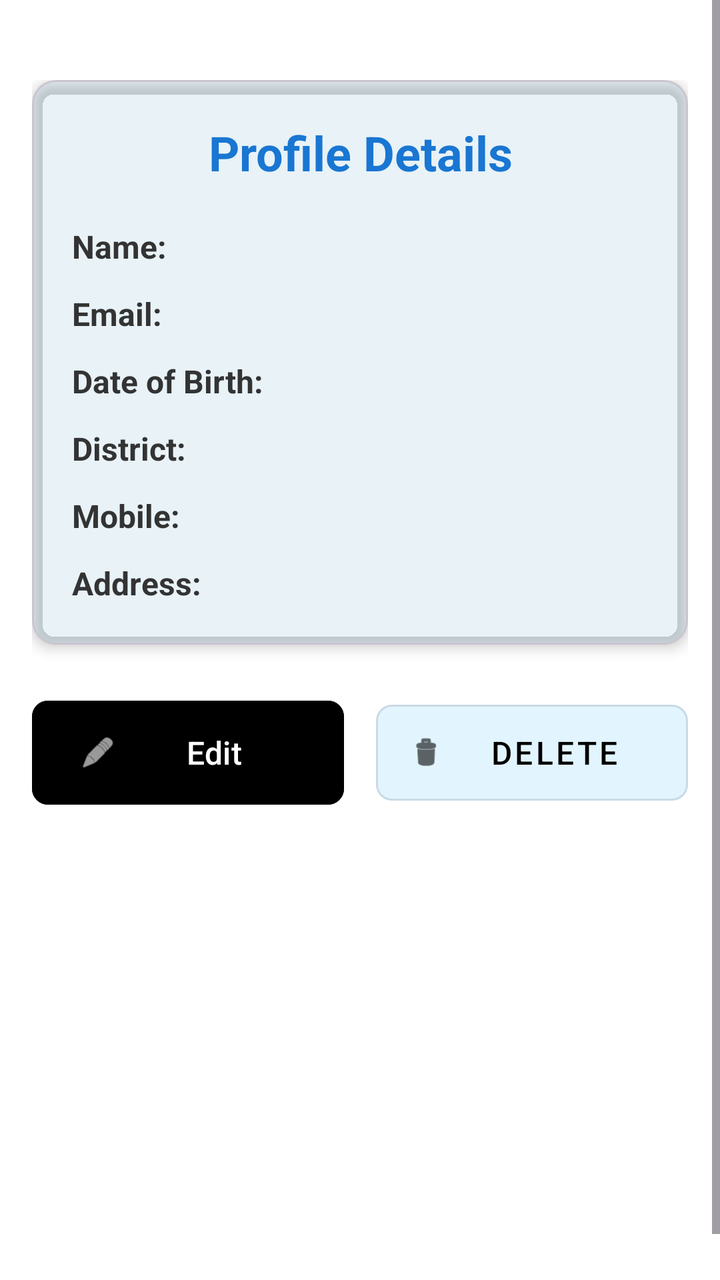
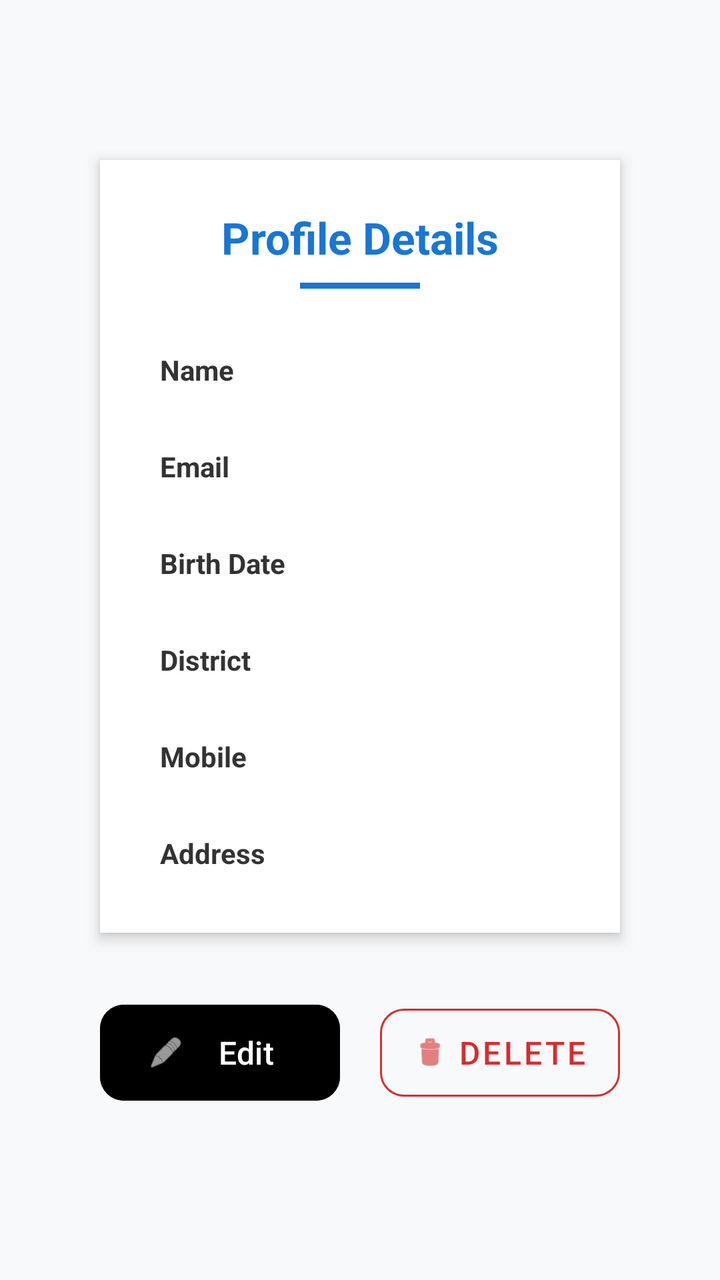

Two renders of the same Android screen: before a commit and after it. Below are the layout's source before the change and the commit's diff.
<!-- AndroidManifest.xml: application theme Theme.Job_2Batch6 -->
<!-- res/layout/activity_single_profile.xml -->
<?xml version="1.0" encoding="utf-8"?>
<layout xmlns:android="http://schemas.android.com/apk/res/android"
    xmlns:app="http://schemas.android.com/apk/res-auto">

    <ScrollView
        android:layout_width="match_parent"
        android:layout_height="match_parent"
        android:background="@color/white"
        android:fillViewport="true">

        <androidx.constraintlayout.widget.ConstraintLayout
            android:layout_width="match_parent"
            android:layout_height="wrap_content"
            android:layout_marginTop="24dp"
            android:background="@color/white"
            android:padding="16dp">

            <com.google.android.material.card.MaterialCardView
                android:id="@+id/cardProfile"
                android:layout_width="match_parent"
                android:layout_height="wrap_content"
                app:cardBackgroundColor="#164FC3F7"
                app:cardCornerRadius="12dp"
                app:cardElevation="4dp"
                app:layout_constraintTop_toTopOf="parent">

                <LinearLayout
                    android:layout_width="match_parent"
                    android:layout_height="wrap_content"
                    android:orientation="vertical"
                    android:padding="20dp">

                    <TextView
                        android:layout_width="match_parent"
                        android:layout_height="wrap_content"
                        android:layout_marginBottom="20dp"
                        android:text="Profile Details"
                        android:textAlignment="center"
                        android:textColor="#1976D2"
                        android:textSize="24sp"
                        android:textStyle="bold" />

                    <LinearLayout
                        android:layout_width="match_parent"
                        android:layout_height="wrap_content"
                        android:layout_marginBottom="12dp"
                        android:orientation="horizontal">

                        <TextView
                            android:layout_width="120dp"
                            android:layout_height="wrap_content"
                            android:text="Name:"
                            android:textColor="#333333"
                            android:textSize="16sp"
                            android:textStyle="bold" />

                        <TextView
                            android:id="@+id/tvName"
                            android:layout_width="0dp"
                            android:layout_height="wrap_content"
                            android:layout_weight="1"
                            android:text=""
                            android:textColor="#666666"
                            android:textSize="16sp" />
                    </LinearLayout>

                    <LinearLayout
                        android:layout_width="match_parent"
                        android:layout_height="wrap_content"
                        android:layout_marginBottom="12dp"
                        android:orientation="horizontal">

                        <TextView
                            android:layout_width="120dp"
                            android:layout_height="wrap_content"
                            android:text="Email:"
                            android:textColor="#333333"
                            android:textSize="16sp"
                            android:textStyle="bold" />

                        <TextView
                            android:id="@+id/tvEmail"
                            android:layout_width="0dp"
                            android:layout_height="wrap_content"
                            android:layout_weight="1"
                            android:text=""
                            android:textColor="#666666"
                            android:textSize="16sp" />
                    </LinearLayout>

                    <LinearLayout
                        android:layout_width="match_parent"
                        android:layout_height="wrap_content"
                        android:layout_marginBottom="12dp"
                        android:orientation="horizontal">

                        <TextView
                            android:layout_width="120dp"
                            android:layout_height="wrap_content"
                            android:text="Date of Birth:"
                            android:textColor="#333333"
                            android:textSize="16sp"
                            android:textStyle="bold" />

                        <TextView
                            android:id="@+id/tvDob"
                            android:layout_width="0dp"
                            android:layout_height="wrap_content"
                            android:layout_weight="1"
                            android:text=""
                            android:textColor="#666666"
                            android:textSize="16sp" />
                    </LinearLayout>

                    <LinearLayout
                        android:layout_width="match_parent"
                        android:layout_height="wrap_content"
                        android:layout_marginBottom="12dp"
                        android:orientation="horizontal">

                        <TextView
                            android:layout_width="120dp"
                            android:layout_height="wrap_content"
                            android:text="District:"
                            android:textColor="#333333"
                            android:textSize="16sp"
                            android:textStyle="bold" />

                        <TextView
                            android:id="@+id/tvDistrict"
                            android:layout_width="0dp"
                            android:layout_height="wrap_content"
                            android:layout_weight="1"
                            android:text=""
                            android:textColor="#666666"
                            android:textSize="16sp" />
                    </LinearLayout>

                    <LinearLayout
                        android:layout_width="match_parent"
                        android:layout_height="wrap_content"
                        android:layout_marginBottom="12dp"
                        android:orientation="horizontal">

                        <TextView
                            android:layout_width="120dp"
                            android:layout_height="wrap_content"
                            android:text="Mobile:"
                            android:textColor="#333333"
                            android:textSize="16sp"
                            android:textStyle="bold" />

                        <TextView
                            android:id="@+id/tvMobile"
                            android:layout_width="0dp"
                            android:layout_height="wrap_content"
                            android:layout_weight="1"
                            android:text=""
                            android:textColor="#666666"
                            android:textSize="16sp" />
                    </LinearLayout>

                    <LinearLayout
                        android:layout_width="match_parent"
                        android:layout_height="wrap_content"
                        android:orientation="horizontal">

                        <TextView
                            android:layout_width="120dp"
                            android:layout_height="wrap_content"
                            android:text="Address:"
                            android:textColor="#333333"
                            android:textSize="16sp"
                            android:textStyle="bold" />

                        <TextView
                            android:id="@+id/tvAddress"
                            android:layout_width="0dp"
                            android:layout_height="wrap_content"
                            android:layout_weight="1"
                            android:text=""
                            android:textColor="#666666"
                            android:textSize="16sp" />
                    </LinearLayout>

                </LinearLayout>
            </com.google.android.material.card.MaterialCardView>

            <LinearLayout
                android:layout_width="match_parent"
                android:layout_height="wrap_content"
                android:layout_marginTop="24dp"
                android:orientation="horizontal"
                app:layout_constraintTop_toBottomOf="@id/cardProfile">

                <com.google.android.material.button.MaterialButton
                    android:id="@+id/btnEdit"
                    android:layout_width="0dp"
                    android:layout_height="60dp"
                    android:layout_marginEnd="8dp"
                    android:layout_weight="1"
                    android:backgroundTint="@color/black"
                    android:text="Edit"
                    android:textColor="@color/white"
                    android:textSize="16sp"
                    app:cornerRadius="8dp"
                    app:iconTint="@color/white"
                    app:icon="@android:drawable/ic_menu_edit" />

                <com.google.android.material.button.MaterialButton
                    android:id="@+id/btnDelete"
                    style="@style/Widget.MaterialComponents.Button.OutlinedButton"
                    android:layout_width="0dp"
                    android:layout_height="60dp"
                    android:layout_marginStart="8dp"
                    android:layout_weight="1"
                    android:backgroundTint="#154FC3F7"
                    android:text="Delete"
                    android:textColor="@color/black"
                    android:textSize="16sp"
                    app:cornerRadius="8dp"
                    app:icon="@android:drawable/ic_menu_delete"
                    app:iconTint="@color/black" />

            </LinearLayout>

        </androidx.constraintlayout.widget.ConstraintLayout>
    </ScrollView>
</layout>
<!-- resources referenced by this layout -->
<resources>
  <color name="black">#FF000000</color>
  <color name="white">#FFFFFFFF</color>
  <style name="Theme.Job_2Batch6" parent="Base.Theme.Job_2Batch6" />
  <style name="Base.Theme.Job_2Batch6" parent="Theme.Material3.DayNight.NoActionBar">
          
          
      </style>
</resources>

<!-- the commit's change to res/layout/activity_single_profile.xml (unified diff, before → after) -->
@@ -1,229 +1,229 @@
 <?xml version="1.0" encoding="utf-8"?>
-<layout xmlns:android="http://schemas.android.com/apk/res/android"
-    xmlns:app="http://schemas.android.com/apk/res-auto">
-
-    <ScrollView
+<androidx.constraintlayout.widget.ConstraintLayout
+    xmlns:android="http://schemas.android.com/apk/res/android"
+    xmlns:app="http://schemas.android.com/apk/res-auto"
+    android:layout_width="match_parent"
+    android:layout_height="match_parent"
+    android:background="#F8F9FA"
+    android:padding="30dp">
+
+    <LinearLayout
+        android:id="@+id/mainContainer"
         android:layout_width="match_parent"
-        android:layout_height="match_parent"
-        android:background="@color/white"
-        android:fillViewport="true">
-
-        <androidx.constraintlayout.widget.ConstraintLayout
-            android:layout_width="match_parent"
-            android:layout_height="wrap_content"
-            android:layout_marginTop="24dp"
-            android:background="@color/white"
-            android:padding="16dp">
-
-            <com.google.android.material.card.MaterialCardView
-                android:id="@+id/cardProfile"
-                android:layout_width="match_parent"
-                android:layout_height="wrap_content"
-                app:cardBackgroundColor="#164FC3F7"
-                app:cardCornerRadius="12dp"
-                app:cardElevation="4dp"
-                app:layout_constraintTop_toTopOf="parent">
-
-                <LinearLayout
-                    android:layout_width="match_parent"
-                    android:layout_height="wrap_content"
-                    android:orientation="vertical"
-                    android:padding="20dp">
-
-                    <TextView
-                        android:layout_width="match_parent"
-                        android:layout_height="wrap_content"
-                        android:layout_marginBottom="20dp"
-                        android:text="Profile Details"
-                        android:textAlignment="center"
-                        android:textColor="#1976D2"
-                        android:textSize="24sp"
-                        android:textStyle="bold" />
-
-                    <LinearLayout
-                        android:layout_width="match_parent"
-                        android:layout_height="wrap_content"
-                        android:layout_marginBottom="12dp"
-                        android:orientation="horizontal">
-
-                        <TextView
-                            android:layout_width="120dp"
-                            android:layout_height="wrap_content"
-                            android:text="Name:"
-                            android:textColor="#333333"
-                            android:textSize="16sp"
-                            android:textStyle="bold" />
-
-                        <TextView
-                            android:id="@+id/tvName"
-                            android:layout_width="0dp"
-                            android:layout_height="wrap_content"
-                            android:layout_weight="1"
-                            android:text=""
-                            android:textColor="#666666"
-                            android:textSize="16sp" />
-                    </LinearLayout>
-
-                    <LinearLayout
-                        android:layout_width="match_parent"
-                        android:layout_height="wrap_content"
-                        android:layout_marginBottom="12dp"
-                        android:orientation="horizontal">
-
-                        <TextView
-                            android:layout_width="120dp"
-                            android:layout_height="wrap_content"
-                            android:text="Email:"
-                            android:textColor="#333333"
-                            android:textSize="16sp"
-                            android:textStyle="bold" />
-
-                        <TextView
-                            android:id="@+id/tvEmail"
-                            android:layout_width="0dp"
-                            android:layout_height="wrap_content"
-                            android:layout_weight="1"
-                            android:text=""
-                            android:textColor="#666666"
-                            android:textSize="16sp" />
-                    </LinearLayout>
-
-                    <LinearLayout
-                        android:layout_width="match_parent"
-                        android:layout_height="wrap_content"
-                        android:layout_marginBottom="12dp"
-                        android:orientation="horizontal">
-
-                        <TextView
-                            android:layout_width="120dp"
-                            android:layout_height="wrap_content"
-                            android:text="Date of Birth:"
-                            android:textColor="#333333"
-                            android:textSize="16sp"
-                            android:textStyle="bold" />
-
-                        <TextView
-                            android:id="@+id/tvDob"
-                            android:layout_width="0dp"
-                            android:layout_height="wrap_content"
-                            android:layout_weight="1"
-                            android:text=""
-                            android:textColor="#666666"
-                            android:textSize="16sp" />
-                    </LinearLayout>
-
-                    <LinearLayout
-                        android:layout_width="match_parent"
-                        android:layout_height="wrap_content"
-                        android:layout_marginBottom="12dp"
-                        android:orientation="horizontal">
-
-                        <TextView
-                            android:layout_width="120dp"
-                            android:layout_height="wrap_content"
-                            android:text="District:"
-                            android:textColor="#333333"
-                            android:textSize="16sp"
-                            android:textStyle="bold" />
-
-                        <TextView
-                            android:id="@+id/tvDistrict"
-                            android:layout_width="0dp"
-                            android:layout_height="wrap_content"
-                            android:layout_weight="1"
-                            android:text=""
-                            android:textColor="#666666"
-                            android:textSize="16sp" />
-                    </LinearLayout>
-
-                    <LinearLayout
-                        android:layout_width="match_parent"
-                        android:layout_height="wrap_content"
-                        android:layout_marginBottom="12dp"
-                        android:orientation="horizontal">
-
-                        <TextView
-                            android:layout_width="120dp"
-                            android:layout_height="wrap_content"
-                            android:text="Mobile:"
-                            android:textColor="#333333"
-                            android:textSize="16sp"
-                            android:textStyle="bold" />
-
-                        <TextView
-                            android:id="@+id/tvMobile"
-                            android:layout_width="0dp"
-                            android:layout_height="wrap_content"
-                            android:layout_weight="1"
-                            android:text=""
-                            android:textColor="#666666"
-                            android:textSize="16sp" />
-                    </LinearLayout>
-
-                    <LinearLayout
-                        android:layout_width="match_parent"
-                        android:layout_height="wrap_content"
-                        android:orientation="horizontal">
-
-                        <TextView
-                            android:layout_width="120dp"
-                            android:layout_height="wrap_content"
-                            android:text="Address:"
-                            android:textColor="#333333"
-                            android:textSize="16sp"
-                            android:textStyle="bold" />
-
-                        <TextView
-                            android:id="@+id/tvAddress"
-                            android:layout_width="0dp"
-                            android:layout_height="wrap_content"
-                            android:layout_weight="1"
-                            android:text=""
-                            android:textColor="#666666"
-                            android:textSize="16sp" />
-                    </LinearLayout>
-
-                </LinearLayout>
-            </com.google.android.material.card.MaterialCardView>
-
-            <LinearLayout
-                android:layout_width="match_parent"
-                android:layout_height="wrap_content"
-                android:layout_marginTop="24dp"
-                android:orientation="horizontal"
-                app:layout_constraintTop_toBottomOf="@id/cardProfile">
-
-                <com.google.android.material.button.MaterialButton
-                    android:id="@+id/btnEdit"
-                    android:layout_width="0dp"
-                    android:layout_height="60dp"
-                    android:layout_marginEnd="8dp"
-                    android:layout_weight="1"
-                    android:backgroundTint="@color/black"
-                    android:text="Edit"
-                    android:textColor="@color/white"
-                    android:textSize="16sp"
-                    app:cornerRadius="8dp"
-                    app:iconTint="@color/white"
-                    app:icon="@android:drawable/ic_menu_edit" />
-
-                <com.google.android.material.button.MaterialButton
-                    android:id="@+id/btnDelete"
-                    style="@style/Widget.MaterialComponents.Button.OutlinedButton"
-                    android:layout_width="0dp"
-                    android:layout_height="60dp"
-                    android:layout_marginStart="8dp"
-                    android:layout_weight="1"
-                    android:backgroundTint="#154FC3F7"
-                    android:text="Delete"
-                    android:textColor="@color/black"
-                    android:textSize="16sp"
-                    app:cornerRadius="8dp"
-                    app:icon="@android:drawable/ic_menu_delete"
-                    app:iconTint="@color/black" />
-
-            </LinearLayout>
-
-        </androidx.constraintlayout.widget.ConstraintLayout>
-    </ScrollView>
-</layout>
+        android:layout_height="wrap_content"
+        android:layout_marginTop="50dp"
+        android:layout_marginHorizontal="20dp"
+        android:background="@android:color/white"
+        android:elevation="4dp"
+        android:orientation="vertical"
+        android:padding="24dp"
+        app:layout_constraintEnd_toEndOf="parent"
+        app:layout_constraintStart_toStartOf="parent"
+        app:layout_constraintTop_toTopOf="parent">
+
+        <TextView
+            android:layout_width="match_parent"
+            android:layout_height="wrap_content"
+            android:text="Profile Details"
+            android:textAlignment="center"
+            android:textColor="#1976D2"
+            android:textSize="22sp"
+            android:textStyle="bold" />
+
+        <View
+            android:layout_width="60dp"
+            android:layout_height="3dp"
+            android:layout_gravity="center"
+            android:layout_marginTop="8dp"
+            android:layout_marginBottom="24dp"
+            android:background="#1976D2" />
+
+        <LinearLayout
+            android:layout_width="match_parent"
+            android:layout_height="wrap_content"
+            android:layout_marginBottom="16dp"
+            android:orientation="horizontal">
+
+            <TextView
+                android:layout_width="110dp"
+                android:layout_height="wrap_content"
+                android:padding="6dp"
+                android:text="Name"
+                android:textColor="#333333"
+                android:textSize="14sp"
+                android:textStyle="bold" />
+
+            <TextView
+                android:id="@+id/tvName"
+                android:layout_width="0dp"
+                android:layout_height="wrap_content"
+                android:layout_weight="1"
+                android:padding="6dp"
+                android:textColor="#666666"
+                android:textSize="15sp" />
+        </LinearLayout>
+
+        <LinearLayout
+            android:layout_width="match_parent"
+            android:layout_height="wrap_content"
+            android:layout_marginBottom="16dp"
+            android:orientation="horizontal">
+
+            <TextView
+                android:layout_width="110dp"
+                android:layout_height="wrap_content"
+                android:padding="6dp"
+                android:text="Email"
+                android:textColor="#333333"
+                android:textSize="14sp"
+                android:textStyle="bold" />
+
+            <TextView
+                android:id="@+id/tvEmail"
+                android:layout_width="0dp"
+                android:layout_height="wrap_content"
+                android:layout_weight="1"
+                android:padding="6dp"
+                android:textColor="#666666"
+                android:textSize="15sp" />
+        </LinearLayout>
+
+        <LinearLayout
+            android:layout_width="match_parent"
+            android:layout_height="wrap_content"
+            android:layout_marginBottom="16dp"
+            android:orientation="horizontal"
+            android:padding="6dp">
+
+            <TextView
+                android:layout_width="110dp"
+                android:layout_height="wrap_content"
+                android:text="Birth Date"
+                android:textColor="#333333"
+                android:textSize="14sp"
+                android:textStyle="bold" />
+
+            <TextView
+                android:id="@+id/tvDob"
+                android:layout_width="0dp"
+                android:layout_height="wrap_content"
+                android:layout_weight="1"
+                android:textColor="#666666"
+                android:textSize="15sp" />
+        </LinearLayout>
+
+        <LinearLayout
+            android:layout_width="match_parent"
+            android:layout_height="wrap_content"
+            android:layout_marginBottom="16dp"
+            android:orientation="horizontal"
+            android:padding="6dp">
+
+            <TextView
+                android:layout_width="110dp"
+                android:layout_height="wrap_content"
+                android:text="District"
+                android:textColor="#333333"
+                android:textSize="14sp"
+                android:textStyle="bold" />
+
+            <TextView
+                android:id="@+id/tvDistrict"
+                android:layout_width="0dp"
+                android:layout_height="wrap_content"
+                android:layout_weight="1"
+                android:textColor="#1976D2"
+                android:textSize="15sp"
+                android:textStyle="bold" />
+        </LinearLayout>
+
+        <LinearLayout
+            android:layout_width="match_parent"
+            android:layout_height="wrap_content"
+            android:layout_marginBottom="16dp"
+            android:orientation="horizontal"
+            android:padding="6dp">
+
+            <TextView
+                android:layout_width="110dp"
+                android:layout_height="wrap_content"
+                android:text="Mobile"
+                android:textColor="#333333"
+                android:textSize="14sp"
+                android:textStyle="bold" />
+
+            <TextView
+                android:id="@+id/tvMobile"
+                android:layout_width="0dp"
+                android:layout_height="wrap_content"
+                android:layout_weight="1"
+                android:textColor="#666666"
+                android:textSize="15sp" />
+        </LinearLayout>
+
+        <LinearLayout
+            android:layout_width="match_parent"
+            android:layout_height="wrap_content"
+            android:orientation="horizontal"
+            android:padding="6dp">
+
+            <TextView
+                android:layout_width="110dp"
+                android:layout_height="wrap_content"
+                android:text="Address"
+                android:textColor="#333333"
+                android:textSize="14sp"
+                android:textStyle="bold" />
+
+            <TextView
+                android:id="@+id/tvAddress"
+                android:layout_width="0dp"
+                android:layout_height="wrap_content"
+                android:layout_weight="1"
+                android:textColor="#666666"
+                android:textSize="15sp" />
+        </LinearLayout>
+
+    </LinearLayout>
+
+    <LinearLayout
+        android:layout_width="match_parent"
+        android:layout_height="wrap_content"
+        android:layout_marginHorizontal="20dp"
+        android:layout_marginTop="32dp"
+        android:orientation="horizontal"
+        app:layout_constraintStart_toStartOf="@+id/mainContainer"
+        app:layout_constraintTop_toBottomOf="@id/mainContainer">
+
+        <com.google.android.material.button.MaterialButton
+            android:id="@+id/btnEdit"
+            android:layout_width="0dp"
+            android:layout_height="56dp"
+            android:layout_marginEnd="10dp"
+            android:layout_weight="1"
+            android:backgroundTint="#000000"
+            android:text="Edit"
+            android:textColor="#FFFFFF"
+            android:textSize="16sp"
+            app:cornerRadius="12dp"
+            app:icon="@android:drawable/ic_menu_edit"
+            app:iconTint="#FFFFFF" />
+
+        <com.google.android.material.button.MaterialButton
+            android:id="@+id/btnDelete"
+            style="@style/Widget.MaterialComponents.Button.OutlinedButton"
+            android:layout_width="0dp"
+            android:layout_height="56dp"
+            android:layout_marginStart="10dp"
+            android:layout_weight="1"
+            android:text="Delete"
+            android:textColor="#D32F2F"
+            android:textSize="16sp"
+            app:cornerRadius="12dp"
+            app:icon="@android:drawable/ic_menu_delete"
+            app:iconTint="#D32F2F"
+            app:strokeColor="#D32F2F" />
+
+    </LinearLayout>
+
+</androidx.constraintlayout.widget.ConstraintLayout>
<!-- resource entries referenced after the edit -->
@@ -1,7 +1,5 @@
 <!-- resources referenced by this layout -->
 <resources>
-  <color name="black">#FF000000</color>
-  <color name="white">#FFFFFFFF</color>
   <style name="Theme.Job_2Batch6" parent="Base.Theme.Job_2Batch6" />
   <style name="Base.Theme.Job_2Batch6" parent="Theme.Material3.DayNight.NoActionBar">
           
